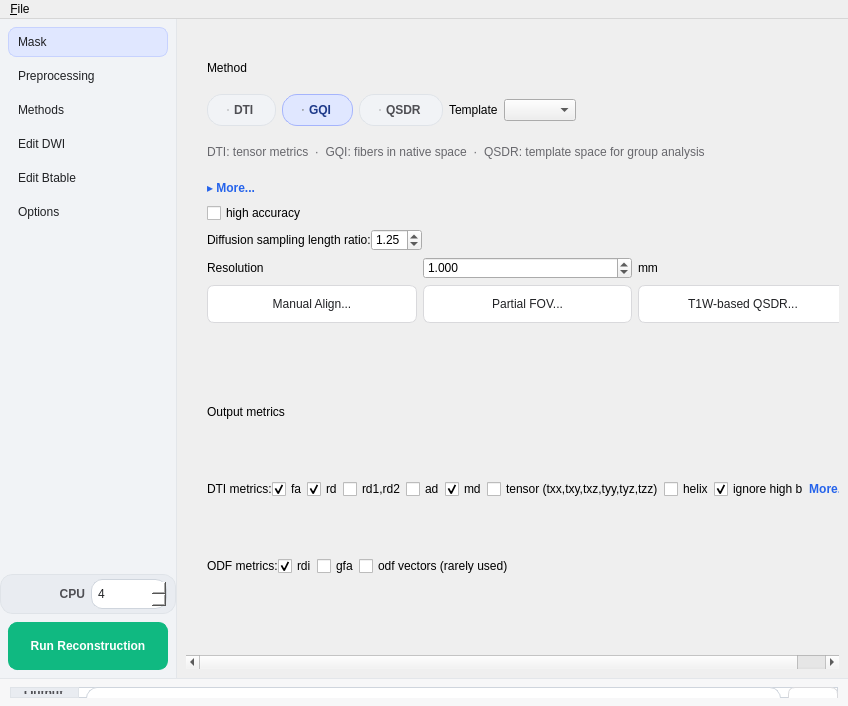
This is reconstruction/reconstruction_window.ui in frankyeh/DSI-Studio as Qt 5 draws it before an edit. The edited form follows.
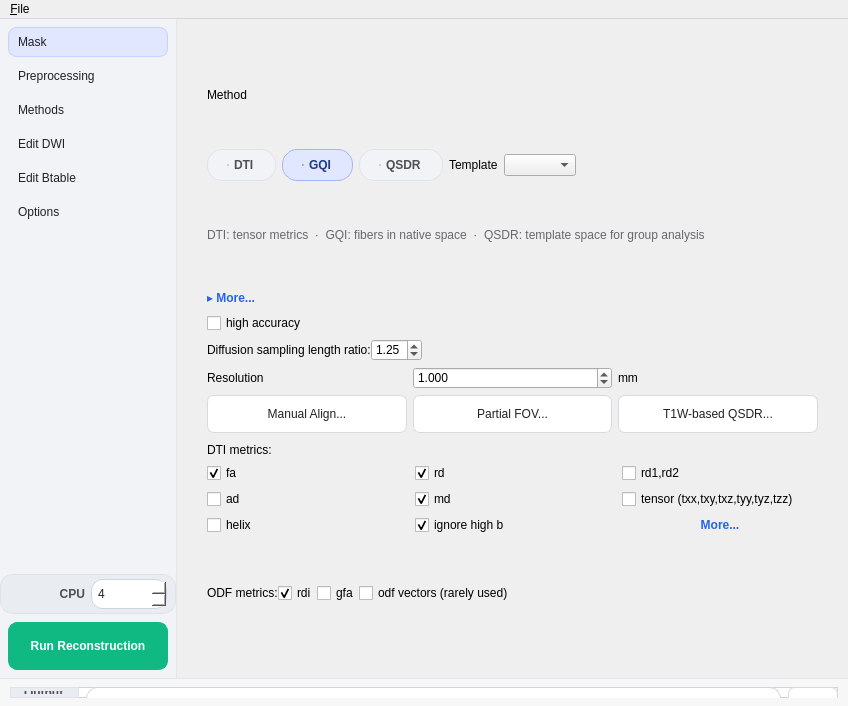
This is the edited form. The open tabs and pages were chosen to show the change. Icons and pictures are not drawn.

Commit message: Embed DTI and ODF metric controls in Method card and remove Testing UI

The edit to the form file:
```diff
--- a/reconstruction/reconstruction_window.ui
+++ b/reconstruction/reconstruction_window.ui
@@ -915,51 +915,11 @@
                     </item>
                    </layout>
                   </widget></item></layout></widget></item>
-                </layout>
-               </widget></item><item><widget class="QFrame" name="groupBox">
-                <property name="card" stdset="0">
-                 <bool>true</bool>
-                </property>
-                <layout class="QVBoxLayout" name="verticalLayout_15">
-                 <property name="leftMargin">
-                  <number>12</number>
-                 </property>
-                 <property name="topMargin">
-                  <number>10</number>
-                 </property>
-                 <property name="rightMargin">
-                  <number>12</number>
-                 </property>
-                 <property name="bottomMargin">
-                  <number>12</number>
-                 </property>
-                 <item>
-                  <widget class="QLabel" name="groupBox_title">
-                   <property name="text">
-                    <string>Output metrics</string>
-                   </property>
-                   <property name="cardTitle" stdset="0">
-                    <bool>true</bool>
-                   </property>
-                  </widget>
-                 </item>
-                 <item>
-                  <layout class="QHBoxLayout" name="horizontalLayout_12">
-                   <property name="spacing">
-                    <number>0</number>
-                   </property>
-                   <property name="topMargin">
-                    <number>0</number>
-                   </property>
-                   <item>
-                    <widget class="QLabel" name="label_8">
+                <item><widget class="QWidget" name="DTI_metrics"><layout class="QGridLayout" name="DTI_metrics_grid"><property name="horizontalSpacing"><number>12</number></property><property name="verticalSpacing"><number>6</number></property><property name="leftMargin"><number>0</number></property><property name="topMargin"><number>4</number></property><property name="rightMargin"><number>0</number></property><property name="bottomMargin"><number>4</number></property><item row="0" column="0" colspan="3"><widget class="QLabel" name="label_8">
                      <property name="text">
                       <string>DTI metrics:</string>
                      </property>
-                    </widget>
-                   </item>
-                   <item>
-                    <widget class="QCheckBox" name="output_fa">
+                    </widget></item><item row="1" column="0"><widget class="QCheckBox" name="output_fa">
                      <property name="toolTip">
                       <string>fa</string>
                      </property>
@@ -972,10 +932,7 @@
                      <property name="checked">
                       <bool>true</bool>
                      </property>
-                    </widget>
-                   </item>
-                   <item>
-                    <widget class="QCheckBox" name="output_rd">
+                    </widget></item><item row="1" column="1"><widget class="QCheckBox" name="output_rd">
                      <property name="toolTip">
                       <string>rd</string>
                      </property>
@@ -988,10 +945,7 @@
                      <property name="checked">
                       <bool>true</bool>
                      </property>
-                    </widget>
-                   </item>
-                   <item>
-                    <widget class="QCheckBox" name="output_rd12">
+                    </widget></item><item row="1" column="2"><widget class="QCheckBox" name="output_rd12">
                      <property name="toolTip">
                       <string>rd1,rd2</string>
                      </property>
@@ -1001,20 +955,14 @@
                      <property name="text">
                       <string>rd1,rd2</string>
                      </property>
-                    </widget>
-                   </item>
-                   <item>
-                    <widget class="QCheckBox" name="output_ad">
+                    </widget></item><item row="2" column="0"><widget class="QCheckBox" name="output_ad">
                      <property name="statusTip">
                       <string>ad</string>
                      </property>
                      <property name="text">
                       <string>ad</string>
                      </property>
-                    </widget>
-                   </item>
-                   <item>
-                    <widget class="QCheckBox" name="output_md">
+                    </widget></item><item row="2" column="1"><widget class="QCheckBox" name="output_md">
                      <property name="toolTip">
                       <string>md</string>
                      </property>
@@ -1027,10 +975,7 @@
                      <property name="checked">
                       <bool>true</bool>
                      </property>
-                    </widget>
-                   </item>
-                   <item>
-                    <widget class="QCheckBox" name="output_tensor">
+                    </widget></item><item row="2" column="2"><widget class="QCheckBox" name="output_tensor">
                      <property name="toolTip">
                       <string>tensor</string>
                      </property>
@@ -1040,33 +985,14 @@
                      <property name="text">
                       <string>tensor (txx,txy,txz,tyy,tyz,tzz)</string>
                      </property>
-                    </widget>
-                   </item>
-                   <item>
-                    <widget class="QCheckBox" name="output_helix">
+                    </widget></item><item row="3" column="0"><widget class="QCheckBox" name="output_helix">
                      <property name="statusTip">
                       <string>helix</string>
                      </property>
                      <property name="text">
                       <string>helix</string>
                      </property>
-                    </widget>
-                   </item>
-                   <item>
-                    <spacer name="horizontalSpacer_10">
-                     <property name="orientation">
-                      <enum>Qt::Horizontal</enum>
-                     </property>
-                     <property name="sizeHint" stdset="0">
-                      <size>
-                       <width>40</width>
-                       <height>20</height>
-                      </size>
-                     </property>
-                    </spacer>
-                   </item>
-                   <item>
-                    <widget class="QCheckBox" name="dti_ignore_high_b">
+                    </widget></item><item row="3" column="1"><widget class="QCheckBox" name="dti_ignore_high_b">
                      <property name="toolTip">
                       <string>Calculate tensor-based metrics using DWI lower than 1750 s/mm2</string>
                      </property>
@@ -1079,10 +1005,7 @@
                      <property name="checked">
                       <bool>true</bool>
                      </property>
-                    </widget>
-                   </item>
-                   <item>
-                    <widget class="QPushButton" name="more_outputs">
+                    </widget></item><item row="3" column="2"><widget class="QPushButton" name="more_outputs">
                      <property name="text">
                       <string>More...</string>
                      </property>
@@ -1096,20 +1019,7 @@
                        <height>16</height>
                       </size>
                      </property>
-                    </widget>
-                   </item>
-                  </layout>
-                 </item>
-                 <item>
-                  <layout class="QHBoxLayout" name="horizontalLayout_18">
-                   <property name="spacing">
-                    <number>0</number>
-                   </property>
-                   <property name="bottomMargin">
-                    <number>0</number>
-                   </property>
-                   <item>
-                    <widget class="QWidget" name="ODF_metrics" native="true">
+                    </widget></item></layout></widget></item><item><widget class="QWidget" name="ODF_metrics" native="true">
                      <layout class="QHBoxLayout" name="horizontalLayout_13">
                       <property name="spacing">
                        <number>0</number>
@@ -1180,11 +1090,7 @@
                        </spacer>
                       </item>
                      </layout>
-                    </widget>
-                   </item>
-                  </layout>
-                 </item>
-                </layout>
+                    </widget></item></layout>
                </widget></item><item><spacer name="methods_spacer"><property name="orientation"><enum>Qt::Vertical</enum></property></spacer></item></layout></widget></widget></item></layout></widget>
 <widget class="QWidget" name="inspect_page">
          <layout class="QVBoxLayout" name="inspect_layout" stretch="0,1">
```
Left out of the diff: 125 changed lines with no effect on the pictures.
